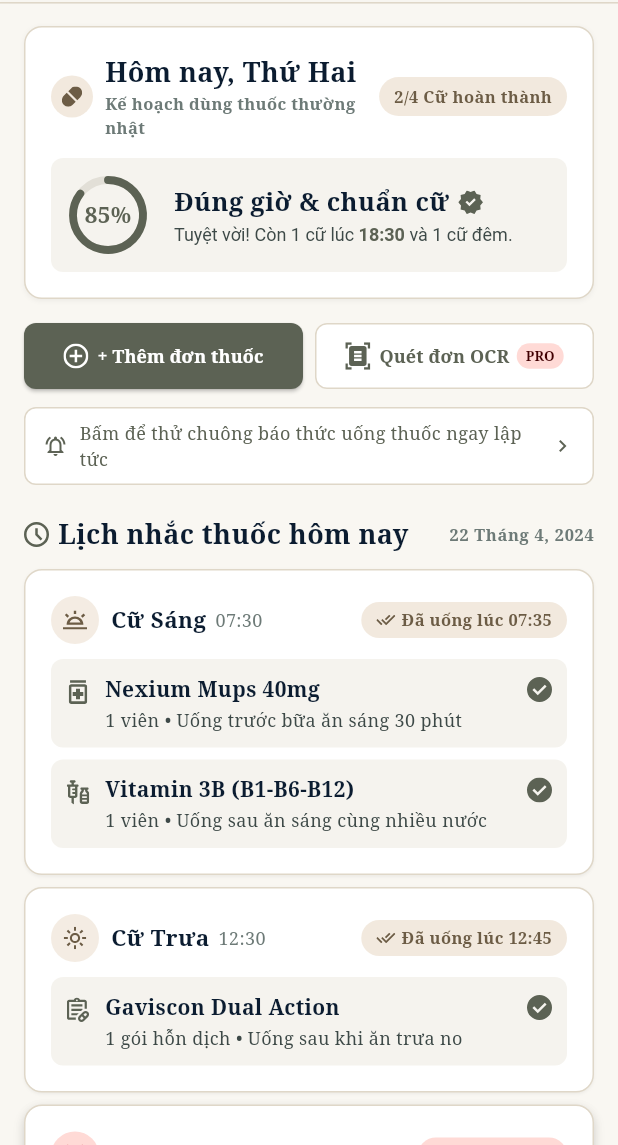
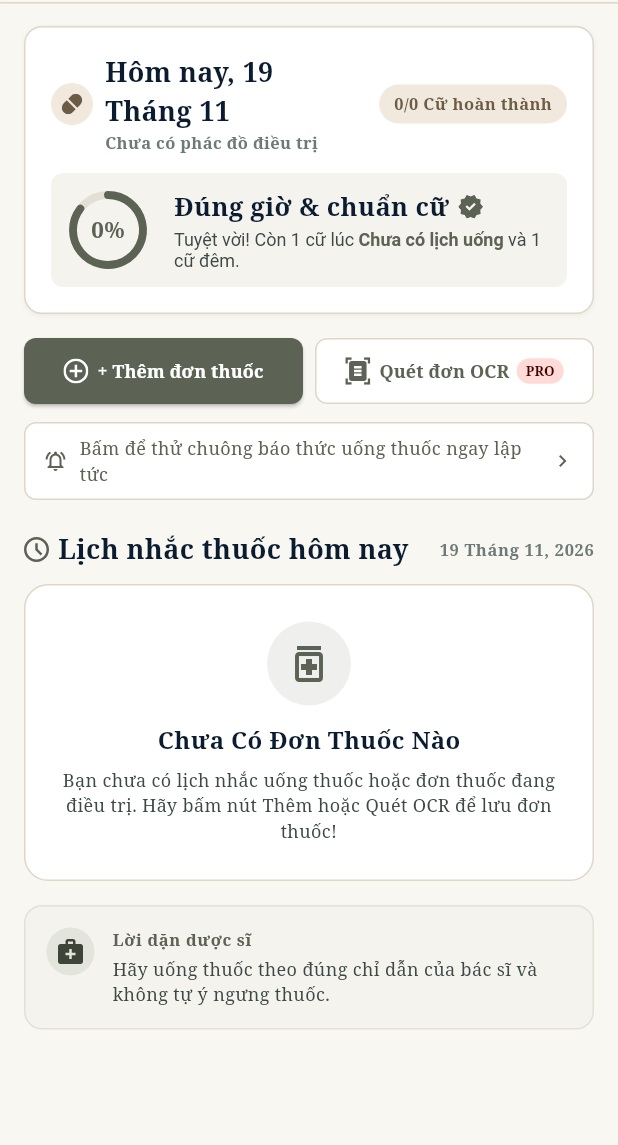
Before and after one commit to ThanhhDaoo/So_Tay_Y_Te, a Flutter app: the PrescriptionsScreen screen opened directly, on a phone screen of 412 x 824 dp, the part 91-1236 px from its top. Run offline on Flutter 3.47's test engine with Material 3 defaults, Android fonts, the phone set to English and light mode, and no system bars; our stand-ins replace flutter_local_notifications, flutter_svg, get_it, image_picker, local_auth, pdf and 5 more; missing offline and left inert: google_mlkit_text_recognition; accounts and stored records are empty; project files that could hold a hidden picture were left out.

Commit message:
fix(prescriptions): clear mock data, start empty and connect to SQLite repository

```diff
--- a/lib/presentation/features/prescriptions/view/prescriptions_screen.dart
+++ b/lib/presentation/features/prescriptions/view/prescriptions_screen.dart
@@ -177,9 +177,9 @@ class _PrescriptionsScreenState extends State<PrescriptionsScreen> {
                         ),
                       ),
                       const SizedBox(width: 8),
-                      const Text(
-                        '22 Tháng 4, 2024',
-                        style: TextStyle(
+                      Text(
+                        '${DateTime.now().day} Tháng ${DateTime.now().month}, ${DateTime.now().year}',
+                        style: const TextStyle(
                           fontSize: 11,
                           fontWeight: FontWeight.w600,
                           letterSpacing: 0.44,
@@ -189,6 +189,52 @@ class _PrescriptionsScreenState extends State<PrescriptionsScreen> {
                     ],
                   ),
                   const SizedBox(height: 10),
+                  if (state.slots.isEmpty) ...[
+                    Container(
+                      width: double.infinity,
+                      padding: const EdgeInsets.symmetric(horizontal: 20, vertical: 24),
+                      decoration: BoxDecoration(
+                        color: Colors.white,
+                        borderRadius: BorderRadius.circular(16),
+                        border: Border.all(color: AppColors.rxBorder),
+                      ),
+                      child: Column(
+                        children: [
+                          Container(
+                            padding: const EdgeInsets.all(12),
+                            decoration: BoxDecoration(
+                              color: AppColors.rxOlive.withValues(alpha: 0.1),
+                              shape: BoxShape.circle,
+                            ),
+                            child: const Icon(
+                              Icons.medication_outlined,
+                              size: 32,
+                              color: AppColors.rxOlive,
+                            ),
+                          ),
+                          const SizedBox(height: 12),
+                          const Text(
+                            'Chưa Có Đơn Thuốc Nào',
+                            style: TextStyle(
+                              fontSize: 16,
+                              fontWeight: FontWeight.w700,
+                              color: AppColors.iceTextNavy,
+                            ),
+                          ),
+                          const SizedBox(height: 6),
+                          const Text(
+                            'Bạn chưa có lịch nhắc uống thuốc hoặc đơn thuốc đang điều trị. Hãy bấm nút Thêm hoặc Quét OCR để lưu đơn thuốc!',
+                            textAlign: TextAlign.center,
+                            style: TextStyle(
+                              fontSize: 12,
+                              color: AppColors.iceTextSlate,
+                              height: 1.4,
+                            ),
+                          ),
+                        ],
+                      ),
+                    ),
+                  ] else ...[
                     for (int i = 0; i < state.slots.length; i++) ...[
                       RxDoseSlotCard(
                         slot: state.slots[i],
@@ -198,15 +244,20 @@ class _PrescriptionsScreenState extends State<PrescriptionsScreen> {
                       ),
                       if (i < state.slots.length - 1) const SizedBox(height: 8),
                     ],
+                  ],
+                  if (state.activePlan != null) ...[
                     const SizedBox(height: 24),
                     RxActivePlanCard(
-                    plan: state.activePlan,
+                      plan: state.activePlan!,
                       onDetailTap: () => _viewModel.notifyUser(
-                      'Đang xem chi tiết đơn thuốc điều trị HP',
+                        'Đang xem chi tiết đơn thuốc: ${state.activePlan!.title}',
                       ),
                     ),
+                  ],
+                  if (state.pharmacistAdvice != null) ...[
                     const SizedBox(height: 16),
-                  RxPharmacistAdviceCard(advice: state.pharmacistAdvice),
+                    RxPharmacistAdviceCard(advice: state.pharmacistAdvice!),
+                  ],
                 ],
               ),
               const Positioned(
--- a/lib/presentation/features/prescriptions/viewmodel/prescriptions_state.dart
+++ b/lib/presentation/features/prescriptions/viewmodel/prescriptions_state.dart
@@ -84,8 +84,8 @@ class PrescriptionsState {
   final int adherencePercent;
   final String nextDoseHighlight;
   final List<MedicationDoseSlot> slots;
-  final ActiveTreatmentPlan activePlan;
-  final String pharmacistAdvice;
+  final ActiveTreatmentPlan? activePlan;
+  final String? pharmacistAdvice;
   final String? lastActionMessage;
 
   const PrescriptionsState({
@@ -94,8 +94,8 @@ class PrescriptionsState {
     required this.adherencePercent,
     required this.nextDoseHighlight,
     required this.slots,
-    required this.activePlan,
-    required this.pharmacistAdvice,
+    this.activePlan,
+    this.pharmacistAdvice,
     this.lastActionMessage,
   });
 
@@ -105,6 +105,20 @@ class PrescriptionsState {
   int get totalCount => slots.length;
 
   factory PrescriptionsState.initial() {
+    final now = DateTime.now();
+    return PrescriptionsState(
+      dayTitle: 'Hôm nay, ${now.day} Tháng ${now.month}',
+      planSubtitle: 'Chưa có phác đồ điều trị',
+      adherencePercent: 0,
+      nextDoseHighlight: 'Chưa có lịch uống',
+      slots: const [],
+      activePlan: null,
+      pharmacistAdvice:
+          'Hãy uống thuốc theo đúng chỉ dẫn của bác sĩ và không tự ý ngưng thuốc.',
+    );
+  }
+
+  factory PrescriptionsState.sample() {
     return const PrescriptionsState(
       dayTitle: 'Hôm nay, Thứ Hai',
       planSubtitle: 'Kế hoạch dùng thuốc thường nhật',
@@ -195,19 +209,25 @@ class PrescriptionsState {
   }
 
   PrescriptionsState copyWith({
+    String? dayTitle,
+    String? planSubtitle,
     int? adherencePercent,
+    String? nextDoseHighlight,
     List<MedicationDoseSlot>? slots,
+    ActiveTreatmentPlan? activePlan,
+    bool clearActivePlan = false,
+    String? pharmacistAdvice,
     String? lastActionMessage,
     bool clearActionMessage = false,
   }) {
     return PrescriptionsState(
-      dayTitle: dayTitle,
-      planSubtitle: planSubtitle,
+      dayTitle: dayTitle ?? this.dayTitle,
+      planSubtitle: planSubtitle ?? this.planSubtitle,
       adherencePercent: adherencePercent ?? this.adherencePercent,
-      nextDoseHighlight: nextDoseHighlight,
+      nextDoseHighlight: nextDoseHighlight ?? this.nextDoseHighlight,
       slots: slots ?? this.slots,
-      activePlan: activePlan,
-      pharmacistAdvice: pharmacistAdvice,
+      activePlan: clearActivePlan ? null : (activePlan ?? this.activePlan),
+      pharmacistAdvice: pharmacistAdvice ?? this.pharmacistAdvice,
       lastActionMessage: clearActionMessage
           ? null
           : (lastActionMessage ?? this.lastActionMessage),
--- a/lib/presentation/features/prescriptions/viewmodel/prescriptions_viewmodel.dart
+++ b/lib/presentation/features/prescriptions/viewmodel/prescriptions_viewmodel.dart
@@ -1,27 +1,150 @@
 import 'package:flutter/material.dart';
 import '../../../../core/di/injection_container.dart';
 import '../../../../core/services/notification_service.dart';
+import '../../../../domain/repositories/medical_record_repository.dart';
 import 'prescriptions_state.dart';
 
 /// ViewModel quản lý lịch nhắc uống thuốc và đơn thuốc đang điều trị.
 class PrescriptionsViewModel extends ChangeNotifier {
   final NotificationService _notificationService;
-  PrescriptionsState _state = PrescriptionsState.initial();
+  final MedicalRecordRepository? _repository;
+  PrescriptionsState _state;
 
   PrescriptionsState get state => _state;
 
-  PrescriptionsViewModel({NotificationService? notificationService})
-      : _notificationService = notificationService ??
+  PrescriptionsViewModel({
+    NotificationService? notificationService,
+    MedicalRecordRepository? repository,
+    PrescriptionsState? initialState,
+  })  : _notificationService = notificationService ??
             (sl.isRegistered<NotificationService>()
                 ? sl<NotificationService>()
-                : NotificationServiceImpl()) {
+                : NotificationServiceImpl()),
+        _repository = repository ??
+            (sl.isRegistered<MedicalRecordRepository>()
+                ? sl<MedicalRecordRepository>()
+                : null),
+        _state = initialState ?? PrescriptionsState.initial() {
     initNotifications();
+    if (initialState == null) {
+      loadFromRepository();
+    }
   }
 
   Future<void> initNotifications() async {
     await _notificationService.initialize();
     await _notificationService.requestPermissions();
     await scheduleAllReminders();
+  }
+
+  Future<void> loadFromRepository() async {
+    try {
+      final repo = _repository ??
+          (sl.isRegistered<MedicalRecordRepository>()
+              ? sl<MedicalRecordRepository>()
+              : null);
+      if (repo != null) {
+        final events = await repo.getMedicalTimeline();
+        final eventsWithPrescription = events.where(
+          (e) => e.prescription != null && e.prescription!.medicines.isNotEmpty,
+        ).toList();
+
+        if (eventsWithPrescription.isEmpty) {
+          return;
+        }
+
+        final latestEvent = eventsWithPrescription.first;
+        final pres = latestEvent.prescription!;
+        final medicines = pres.medicines;
+
+        final morningMeds = <MedicationItem>[];
+        final noonMeds = <MedicationItem>[];
+        final nightMeds = <MedicationItem>[];
+
+        for (final m in medicines) {
+          final freq = m.frequency.toLowerCase();
+          final item = MedicationItem(
+            name: m.name,
+            instruction: '${m.dosage} • ${m.frequency}',
+            iconAsset: 'assets/icons/ic_rx_med_bottle.svg',
+          );
+
+          if (freq.contains('sáng') || freq.contains('ngày') || freq.contains('lần')) {
+            morningMeds.add(item);
+          }
+          if (freq.contains('trưa') || freq.contains('2 lần') || freq.contains('3 lần')) {
+            noonMeds.add(item);
+          }
+          if (freq.contains('tối') || freq.contains('chiều') || freq.contains('2 lần') || freq.contains('3 lần')) {
+            nightMeds.add(item);
+          }
+          if (morningMeds.isEmpty && noonMeds.isEmpty && nightMeds.isEmpty) {
+            morningMeds.add(item);
+          }
+        }
+
+        final realSlots = <MedicationDoseSlot>[];
+        if (morningMeds.isNotEmpty) {
+          realSlots.add(
+            MedicationDoseSlot(
+              id: 'morning',
+              title: 'Cữ Sáng',
+              timeLabel: '08:00',
+              status: DoseSlotStatus.upcoming,
+              statusBadge: 'Chưa đến giờ',
+              slotIconAsset: 'assets/icons/ic_rx_sunrise.svg',
+              medications: morningMeds,
+            ),
+          );
+        }
+        if (noonMeds.isNotEmpty) {
+          realSlots.add(
+            MedicationDoseSlot(
+              id: 'noon',
+              title: 'Cữ Trưa',
+              timeLabel: '12:30',
+              status: DoseSlotStatus.upcoming,
+              statusBadge: 'Chưa đến giờ',
+              slotIconAsset: 'assets/icons/ic_rx_sun_noon.svg',
+              medications: noonMeds,
+            ),
+          );
+        }
+        if (nightMeds.isNotEmpty) {
+          realSlots.add(
+            MedicationDoseSlot(
+              id: 'night',
+              title: 'Cữ Tối',
+              timeLabel: '20:00',
+              status: DoseSlotStatus.upcoming,
+              statusBadge: 'Chưa đến giờ',
+              slotIconAsset: 'assets/icons/ic_rx_moon_night.svg',
+              medications: nightMeds,
+            ),
+          );
+        }
+
+        final plan = ActiveTreatmentPlan(
+          title: latestEvent.title,
+          subtitle: pres.doctorName.isNotEmpty ? 'BS. ${pres.doctorName}' : (pres.hospital ?? 'Phác đồ điều trị'),
+          statusLabel: 'Đang áp dụng',
+          currentDay: 1,
+          totalDays: 14,
+          startDate: '${pres.issuedDate.day}/${pres.issuedDate.month}/${pres.issuedDate.year}',
+          endDate: '${pres.issuedDate.add(const Duration(days: 14)).day}/${pres.issuedDate.month}/${pres.issuedDate.year}',
+          pharmacyName: pres.hospital ?? 'Cơ sở khám bệnh',
+          totalCost: latestEvent.hospitalFee ?? 'Chưa cập nhật chi phí',
+        );
+
+        _state = _state.copyWith(
+          planSubtitle: 'Phác đồ: ${latestEvent.title}',
+          slots: realSlots,
+          activePlan: plan,
+        );
+        notifyListeners();
+        await scheduleAllReminders();
+      }
+    } catch (_) {}
   }
 
   Future<void> scheduleAllReminders() async {
```
Also changed, not shown: 1 other file. Lines whose indentation alone changed are shown as unchanged.
